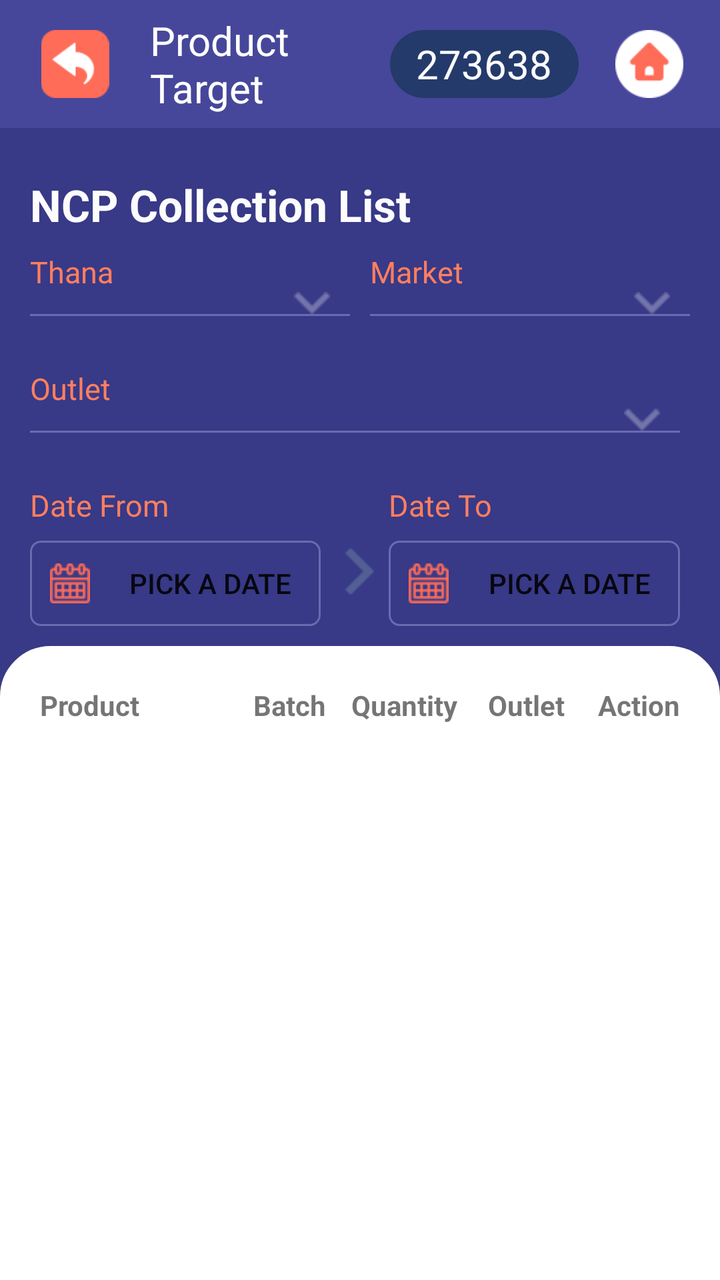
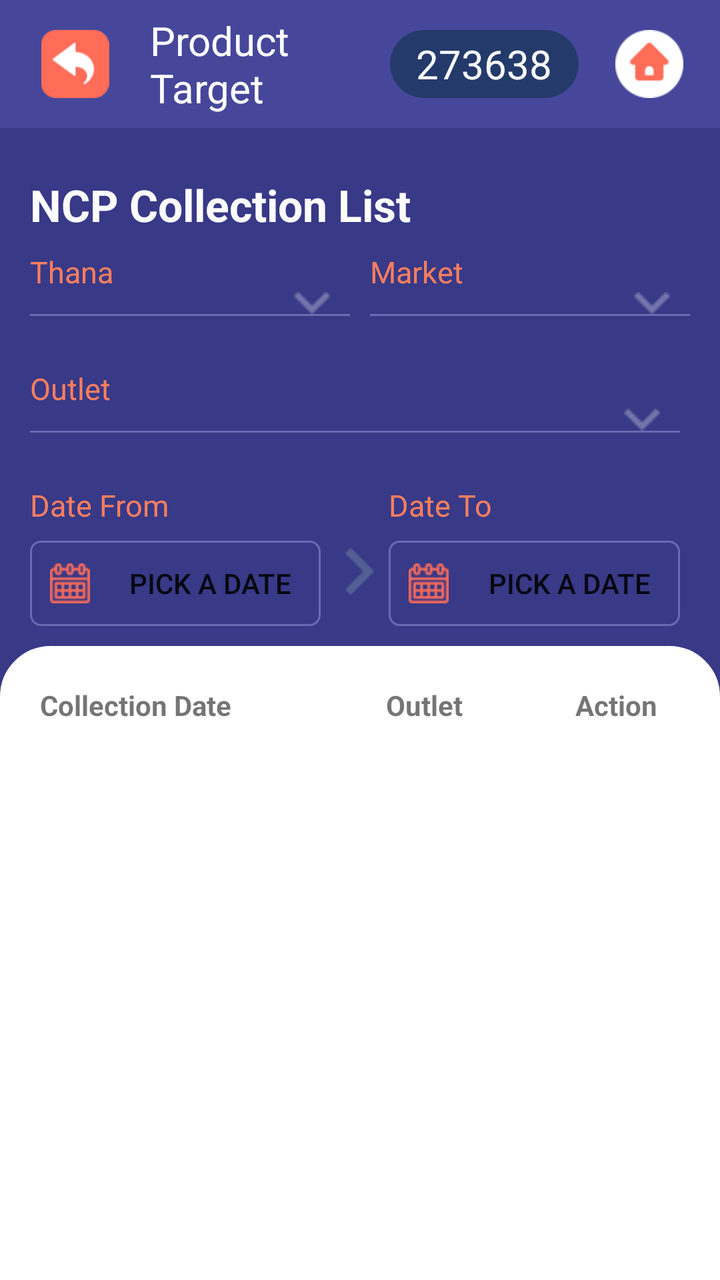

Screens rendered from an Android XML layout before and after an edit, with the pre-edit source and the edit as a unified diff.
<!-- AndroidManifest.xml: application theme AppTheme -->
<!-- res/layout/activity_ncp_collection_list.xml -->
<?xml version="1.0" encoding="utf-8"?>
<LinearLayout xmlns:android="http://schemas.android.com/apk/res/android"
    xmlns:app="http://schemas.android.com/apk/res-auto"
    xmlns:tools="http://schemas.android.com/tools"
    android:layout_width="match_parent"
    android:layout_height="match_parent"
    android:weightSum="4"
    android:orientation="vertical"
    android:background="@color/new_outlet"
    tools:context=".NcpCollectionList">
    <LinearLayout
        android:layout_width="match_parent"
        android:layout_height="0dp"
        android:background="@color/secondary_color"
        android:weightSum="2"
        android:orientation="horizontal"
        android:layout_weight="0.4">
        <LinearLayout
            android:layout_width="0dp"
            android:layout_height="match_parent"
            android:weightSum="1"
            android:orientation="horizontal"
            android:gravity="left"
            android:layout_weight="1">
            <ImageView
                android:id="@+id/back"
                android:layout_width="0dp"
                android:layout_height="match_parent"
                android:layout_weight="0.3"
                android:src="@drawable/backicon"
                android:layout_margin="15dp"></ImageView>
            <TextView
                android:id="@+id/title_tv"
                android:layout_width="0dp"
                android:layout_height="match_parent"
                android:layout_weight="0.7"
                android:gravity="center|left"
                android:textColor="@color/white"
                android:autoSizeTextType="uniform"
                android:autoSizeMinTextSize="12sp"
                android:autoSizeMaxTextSize="20sp"
                android:autoSizeStepGranularity="2sp"
                android:text="Product Target">

            </TextView>

        </LinearLayout>
        <LinearLayout
            android:layout_width="0dp"
            android:layout_height="match_parent"
            android:weightSum="1"
            android:gravity="right"
            android:orientation="horizontal"
            android:layout_weight="1">
            <TextView
                android:id="@+id/user_txt_view"
                android:layout_width="0dp"
                android:layout_height="match_parent"
                android:layout_weight="0.7"
                android:layout_marginTop="15dp"
                android:layout_marginBottom="15dp"
                android:layout_marginLeft="15dp"
                android:background="@drawable/login_id_bg_shade"
                android:text="273638"
                android:autoSizeTextType="uniform"
                android:autoSizeMinTextSize="12sp"
                android:autoSizeMaxTextSize="20sp"
                android:autoSizeStepGranularity="2sp"
                android:textColor="@color/background_white"
                android:textAlignment="center"
                android:gravity="center"></TextView>
            <ImageView
                android:id="@+id/home"
                android:layout_width="0dp"
                android:layout_height="match_parent"
                android:layout_weight="0.3"
                android:src="@drawable/home"
                android:layout_margin="15dp">

            </ImageView>


        </LinearLayout>

    </LinearLayout>
    /*toolbar = 0.4 now main layout = 3.6*/

    //mail layout = 3.6
    <LinearLayout
        android:layout_width="match_parent"
        android:layout_height="0dp"
        android:layout_weight="3.6"
        android:weightSum="4"
        android:orientation="vertical">
        // text Title = 0.6
        <LinearLayout
            android:layout_width="match_parent"
            android:layout_height="0dp"
            android:layout_weight="1.7"
            android:layout_marginTop="15dp"
            android:layout_marginLeft="15dp"
            android:layout_marginRight="15dp"
            android:layout_marginBottom="10dp"
            android:orientation="vertical"
            android:weightSum="2"
            >
            <TextView
                android:layout_width="match_parent"
                android:layout_height="0dp"
                android:layout_weight="0.4"
                android:text="NCP Collection List"
                android:textStyle="bold"
                android:textColor="@color/background_white"
                android:textSize="22sp"
                android:gravity="left|center"
                >

            </TextView>
            <LinearLayout
                android:layout_width="match_parent"
                android:layout_height="0dp"
                android:layout_weight="0.5"
                android:orientation="horizontal"
                android:weightSum="2">
                <LinearLayout
                    android:layout_width="0dp"
                    android:layout_height="match_parent"
                    android:layout_weight="1"
                    android:orientation="vertical"
                    android:layout_marginRight="5dp"
                    android:weightSum="2">
                    <TextView
                        android:layout_width="match_parent"
                        android:layout_height="wrap_content"
                        android:text="Thana"
                        android:textSize="15sp"
                        android:textColor="@color/text_color_hint">

                    </TextView>
                    <Spinner
                        android:id="@+id/thana_spinner"
                        android:layout_width="match_parent"
                        android:layout_height="wrap_content"
                        android:background="@drawable/spinner2"
                        >
                    </Spinner>
                    <TextView

                        android:layout_width="match_parent"
                        android:layout_height="1dp"
                        android:background="@color/spinner_line"
                        android:alpha="50"></TextView>

                </LinearLayout>
                <LinearLayout
                    android:layout_width="0dp"
                    android:layout_height="match_parent"
                    android:layout_weight="1"
                    android:orientation="vertical"
                    android:layout_marginLeft="5dp"
                    android:weightSum="2">
                    <TextView
                        android:layout_width="match_parent"
                        android:layout_height="wrap_content"
                        android:text="Market"
                        android:textSize="15sp"
                        android:textColor="@color/text_color_hint">

                    </TextView>
                    <Spinner
                        android:id="@+id/market_spinner"
                        android:layout_width="match_parent"
                        android:layout_height="wrap_content"
                        android:background="@drawable/spinner2"
                        >
                    </Spinner>
                    <TextView

                        android:layout_width="match_parent"
                        android:layout_height="1dp"
                        android:background="@color/spinner_line"
                        android:alpha="50"></TextView>

                </LinearLayout>





            </LinearLayout>
            <LinearLayout
                android:layout_width="match_parent"
                android:layout_height="0dp"
                android:layout_weight="0.5"
                android:orientation="vertical"
                android:weightSum="1">
                <LinearLayout
                    android:layout_width="match_parent"
                    android:layout_height="0dp"
                    android:layout_weight="1"
                    android:orientation="vertical"
                    android:layout_marginRight="5dp"
                    android:weightSum="2">
                    <TextView
                        android:layout_width="match_parent"
                        android:layout_height="wrap_content"
                        android:text="Outlet"
                        android:textSize="15sp"
                        android:textColor="@color/text_color_hint">

                    </TextView>
                    <Spinner
                        android:id="@+id/outlet_spinner"
                        android:layout_width="match_parent"
                        android:layout_height="wrap_content"
                        android:background="@drawable/spinner2"
                        >
                    </Spinner>
                    <TextView

                        android:layout_width="match_parent"
                        android:layout_height="1dp"
                        android:background="@color/spinner_line"
                        android:alpha="50"></TextView>

                </LinearLayout>






            </LinearLayout>
            <LinearLayout
                android:layout_width="match_parent"
                android:layout_height="0dp"
                android:layout_weight="0.6"
                android:orientation="horizontal"
                android:weightSum="2.2">
                <LinearLayout
                    android:layout_width="0dp"
                    android:layout_height="match_parent"
                    android:layout_weight="1"
                    android:orientation="vertical"
                    android:layout_marginRight="5dp"
                    android:weightSum="2">
                    <TextView
                        android:layout_width="match_parent"
                        android:layout_height="0dp"
                        android:layout_weight="0.8"
                        android:text="Date From"
                        android:textSize="15sp"
                        android:textColor="@color/text_color_hint">

                    </TextView>
                    <Button
                        android:id="@+id/start_date"
                        android:layout_width="match_parent"
                        android:layout_height="0dp"
                        android:layout_weight="1.2"
                        android:drawableLeft="@drawable/calx"
                        android:drawablePadding="5dp"
                        android:paddingLeft="10dp"
                        android:text="Pick a date"
                        android:background="@drawable/rounded_transparent_bg">

                    </Button>

                </LinearLayout>
                <ImageView
                    android:layout_width="0dp"
                    android:layout_height="match_parent"
                    android:src="@drawable/arrow_right"
                    android:layout_marginTop="16dp"
                    android:scaleY="0.5"
                    android:scaleX="0.5"
                    android:layout_weight="0.2">

                </ImageView>
                <LinearLayout
                    android:layout_width="0dp"
                    android:layout_height="match_parent"
                    android:layout_weight="1"
                    android:orientation="vertical"
                    android:layout_marginRight="5dp"
                    android:weightSum="2">
                    <TextView
                        android:layout_width="match_parent"
                        android:layout_height="0dp"
                        android:layout_weight="0.8"
                        android:text="Date To"
                        android:textSize="15sp"
                        android:textColor="@color/text_color_hint">

                    </TextView>
                    <Button
                        android:id="@+id/end_date"
                        android:layout_width="match_parent"
                        android:layout_height="0dp"
                        android:layout_weight="1.2"
                        android:drawableLeft="@drawable/calx"
                        android:drawablePadding="5dp"
                        android:paddingLeft="10dp"
                        android:text="Pick a date"
                        android:background="@drawable/rounded_transparent_bg">

                    </Button>

                </LinearLayout>





            </LinearLayout>


        </LinearLayout>



        //white form cardview =2.3
        <LinearLayout
            android:layout_width="match_parent"
            android:layout_height="0dp"
            android:layout_weight="2.3"
            android:background="@drawable/top_corner_bg"


            >
            <LinearLayout
                android:layout_width="match_parent"
                android:layout_height="match_parent"
                android:weightSum="5"
                android:orientation="vertical"
                android:layout_marginTop="15dp"
                android:layout_marginRight="20dp"
                android:layout_marginLeft="20dp">
                <LinearLayout
                    android:layout_width="match_parent"
                    android:layout_height="0dp"
                    android:layout_weight="0.5"
                    android:weightSum="5"
                    android:orientation="horizontal">
                    <TextView
                        android:layout_width="0dp"
                        android:layout_height="match_parent"
                        android:layout_weight="1.5"
                        android:gravity="left|center"
                        android:textAlignment="gravity"
                        android:textStyle="bold"
                        android:text="Product"

                        >

                    </TextView>
                    <TextView
                        android:layout_width="0dp"
                        android:layout_height="match_parent"
                        android:layout_weight="0.9"
                        android:textAlignment="center"
                        android:gravity="center"
                        android:textStyle="bold"
                        android:text="Batch">

                    </TextView>
                    <TextView
                        android:layout_width="0dp"
                        android:layout_height="match_parent"
                        android:layout_weight="0.9"
                        android:textAlignment="center"
                        android:gravity="center"
                        android:textStyle="bold"
                        android:text="Quantity">

                    </TextView>
                    <TextView
                        android:layout_width="0dp"
                        android:layout_height="match_parent"
                        android:layout_weight="1"
                        android:gravity="center"
                        android:textAlignment="gravity"
                        android:textStyle="bold"
                        android:text="Outlet">

                    </TextView>
                    <TextView
                        android:layout_width="0dp"
                        android:layout_height="match_parent"
                        android:layout_weight="0.7"
                        android:gravity="center|right"
                        android:textAlignment="gravity"
                        android:textStyle="bold"
                        android:text="Action">

                    </TextView>

                </LinearLayout>
                <ListView
                    android:id="@+id/ncp_collection_rec"
                    android:layout_width="match_parent"
                    android:layout_height="0dp"
                    android:layout_weight="4.5"
                    android:layout_marginTop="10dp"
                    >

                </ListView>


            </LinearLayout>




        </LinearLayout>


    </LinearLayout>




</LinearLayout>
<!-- resources referenced by this layout -->
<resources>
  <color name="background_white">#FCFCFC</color>
  <color name="new_outlet">#383987</color>
  <color name="secondary_color">#46479A</color>
  <color name="spinner_line">#6a6baf</color>
  <color name="text_color_hint">#FF7F5F</color>
  <color name="white">#FFFFFF</color>
  <!-- drawable arrow_right: png bitmap (drawable, 357 bytes) -->
  <!-- drawable backicon: png bitmap (drawable, 1263 bytes) -->
  <!-- drawable calx (drawable) -->
  <?xml version="1.0" encoding="utf-8"?>
  <layer-list xmlns:android="http://schemas.android.com/apk/res/android" >
  
      <item
          android:drawable="@drawable/cal"
          android:width="20dp"
          android:height="20dp"
          />
  
  </layer-list >
  <!-- drawable home: png bitmap (drawable, 1222 bytes) -->
  <!-- drawable login_id_bg_shade (drawable) -->
  <?xml version="1.0" encoding="utf-8"?>
  <shape xmlns:android="http://schemas.android.com/apk/res/android"
      android:shape="rectangle" >
  
      <corners
          android:bottomLeftRadius="30dp"
          android:bottomRightRadius="30dp"
          android:radius="60dp"
          android:topLeftRadius="30dp"
          android:topRightRadius="30dp" />
  
      <solid android:color="@color/in" />
  
      <padding
          android:bottom="0dp"
          android:left="0dp"
          android:right="0dp"
          android:top="0dp" />
  
      <size
          android:height="30dp"
          android:width="130dp" />
  
  </shape>
  <!-- drawable rounded_transparent_bg (drawable) -->
  <?xml version="1.0" encoding="utf-8"?>
  <shape xmlns:android="http://schemas.android.com/apk/res/android"
      android:shape="rectangle"
      >
      <solid
          android:color="@android:color/transparent"></solid>
      <stroke
          android:color="@color/spinner_line"
          android:width="1dp"></stroke>
      <corners
          android:radius="5dp">
      </corners>
  
  </shape>
  <!-- drawable spinner2 (drawable) -->
  <?xml version="1.0" encoding="utf-8"?>
  <selector xmlns:android="http://schemas.android.com/apk/res/android">
  
      <item android:width="0dp" android:height="0dp">
  
          <layer-list>
  
              <item>
                  <shape android:shape="rectangle">
                      <corners android:radius="4dp" />
  
  
                      <solid android:color="@android:color/transparent" />
  
                      
                  </shape>
              </item>
  
              <item android:right="10dp">
  
                  <bitmap android:width="10dp" android:height="10dp" android:gravity="center_vertical|right" android:src="@drawable/arrowspin" android:tint="@color/white" />
  
              </item>
  
  
          </layer-list>
  
      </item>
  
  </selector>
  <!-- drawable top_corner_bg (drawable) -->
  <?xml version="1.0" encoding="utf-8"?>
  <shape xmlns:android="http://schemas.android.com/apk/res/android"
      android:shape="rectangle">
      <corners
          android:bottomLeftRadius="0dp"
          android:bottomRightRadius="0dp"
          android:topLeftRadius="25dp"
          android:topRightRadius="25dp" />
      <padding
          android:bottom="0dp"
          android:left="0dp"
          android:right="0dp"
          android:top="0dp" />
      <stroke
          android:width="0.5dp"
          android:color="#ffff" />
      <solid android:color="#ffffff" />
  </shape>
  <style name="AppTheme" parent="Theme.AppCompat.Light.NoActionBar">
          
          <item name="colorPrimary">@color/colorPrimary</item>
          <item name="colorPrimaryDark">@color/colorPrimaryDark</item>
          <item name="colorAccent">@color/colorAccent</item>
      </style>
  <!-- drawable cal: png bitmap (drawable, 708 bytes) -->
  <color name="in">#243A6B</color>
  <!-- drawable arrowspin: png bitmap (drawable, 242 bytes) -->
  <color name="colorPrimary">#383A87</color>
  <color name="colorPrimaryDark">#383A87</color>
  <color name="colorAccent">#D81B60</color>
</resources>

<!-- the commit's change to res/layout/activity_ncp_collection_list.xml (unified diff, before → after) -->
@@ -345,33 +345,20 @@
                     <TextView
                         android:layout_width="0dp"
                         android:layout_height="match_parent"
-                        android:layout_weight="1.5"
+                        android:layout_weight="2"
                         android:gravity="left|center"
                         android:textAlignment="gravity"
                         android:textStyle="bold"
-                        android:text="Product"
-
-                        >
-
-                    </TextView>
+                        android:text="Collection Date"/>
+
                     <TextView
                         android:layout_width="0dp"
                         android:layout_height="match_parent"
-                        android:layout_weight="0.9"
-                        android:textAlignment="center"
+                        android:layout_weight="2"
                         android:gravity="center"
+                        android:textAlignment="gravity"
                         android:textStyle="bold"
-                        android:text="Batch">
-
-                    </TextView>
-                    <TextView
-                        android:layout_width="0dp"
-                        android:layout_height="match_parent"
-                        android:layout_weight="0.9"
-                        android:textAlignment="center"
-                        android:gravity="center"
-                        android:textStyle="bold"
-                        android:text="Quantity">
+                        android:text="Outlet">
 
                     </TextView>
                     <TextView
@@ -379,16 +366,6 @@
                         android:layout_height="match_parent"
                         android:layout_weight="1"
                         android:gravity="center"
-                        android:textAlignment="gravity"
-                        android:textStyle="bold"
-                        android:text="Outlet">
-
-                    </TextView>
-                    <TextView
-                        android:layout_width="0dp"
-                        android:layout_height="match_parent"
-                        android:layout_weight="0.7"
-                        android:gravity="center|right"
                         android:textAlignment="gravity"
                         android:textStyle="bold"
                         android:text="Action">
